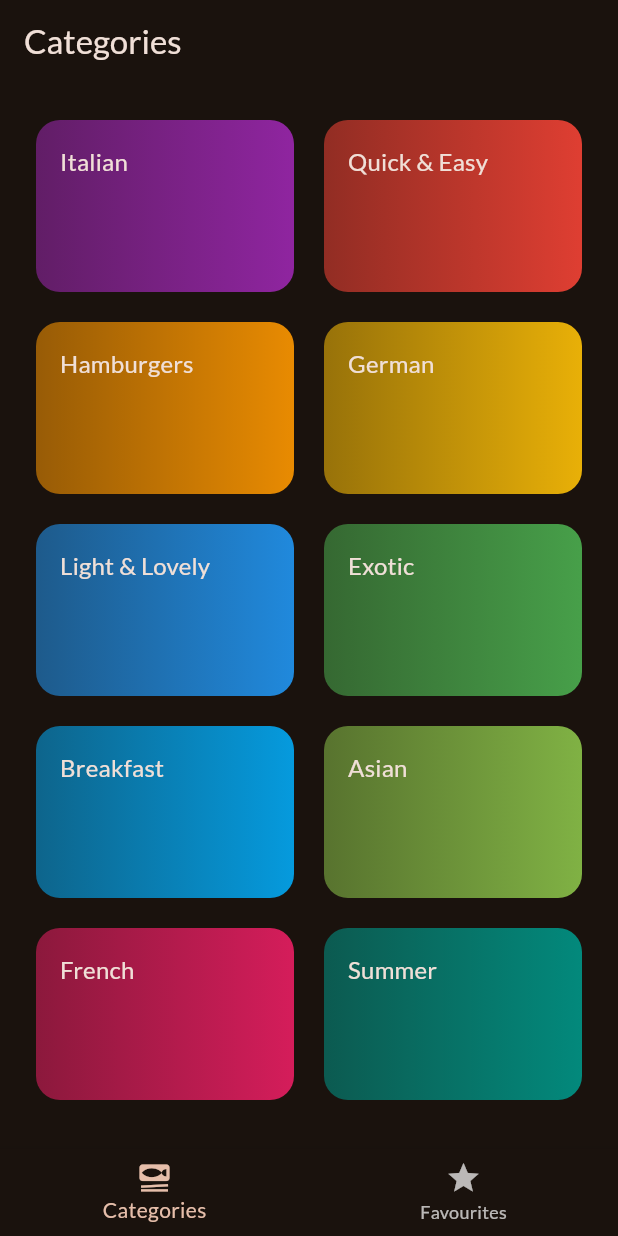
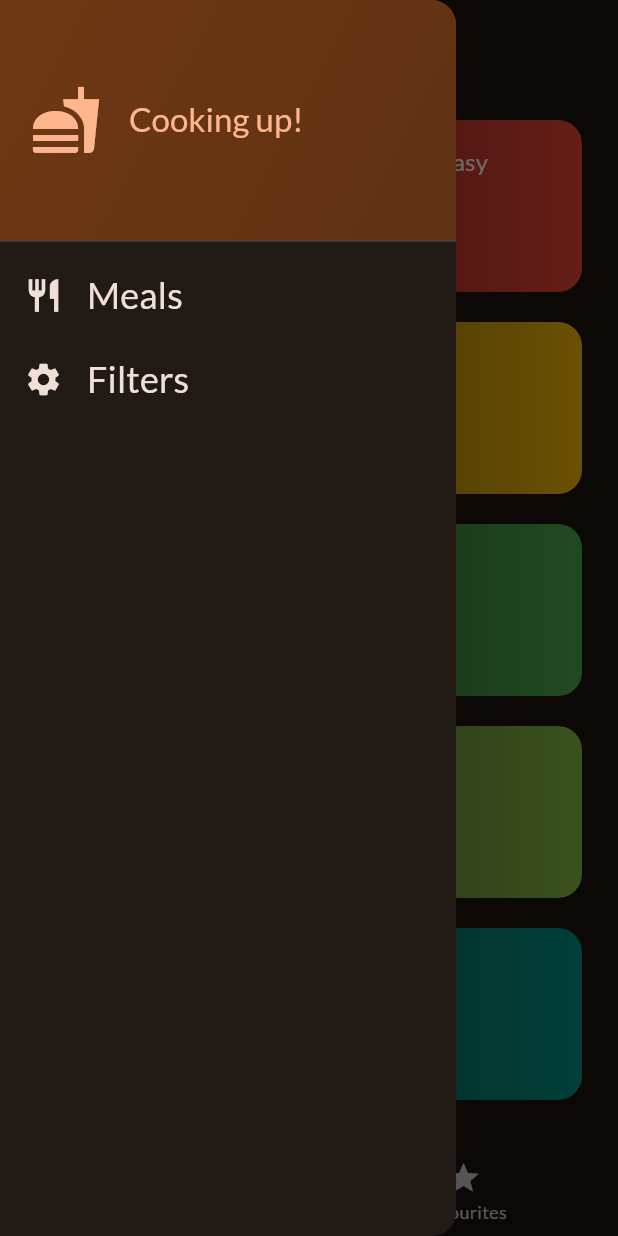
Before and after one commit to maksatabrayev/meals_app, a Flutter app: the screen it shows after launch, with the side drawer open (before the commit the screen has no drawer), on a phone screen of 412 x 824 dp. Run offline on Flutter 3.47's test engine with Material 3 defaults, Android fonts, the phone set to English and light mode, and no system bars; our stand-ins replace google_fonts, transparent_image.

Commit message:
Drawer added with FiltersScreen

```diff
--- a/lib/screens/tabs.dart
+++ b/lib/screens/tabs.dart
@@ -1,7 +1,9 @@
 import 'package:flutter/material.dart';
 import 'package:meals_app/model/meal.dart';
 import 'package:meals_app/screens/categories.dart';
+import 'package:meals_app/screens/filters.dart';
 import 'package:meals_app/screens/meals.dart';
+import 'package:meals_app/widgets/main_drawer.dart';
 
 class TabsScreen extends StatefulWidget {
   const TabsScreen({super.key});
@@ -43,6 +45,17 @@ class _TabsScreenState extends State<TabsScreen> {
     });
   }
 
+  void onSelectScreen(String selectedScreen)  {
+    Navigator.of(context).pop();
+    if (selectedScreen == "filters") {
+     Navigator.of(context).push<Map<String, bool>>(
+        MaterialPageRoute(
+          builder: (context) => const FiltersScreen(),
+        ),
+      );
+    }
+  }
+
   @override
   Widget build(BuildContext context) {
     Widget activePage =
@@ -59,6 +72,7 @@ class _TabsScreenState extends State<TabsScreen> {
         title: Text(selectedIndex == 0 ? "Categories" : "Favourites"),
       ),
       body: activePage,
+      drawer: MainDrawer(onSelectScreen: onSelectScreen),
       bottomNavigationBar: BottomNavigationBar(
         currentIndex: selectedIndex,
         items: const [
--- /dev/null
+++ b/lib/widgets/main_drawer.dart
@@ -0,0 +1,66 @@
+import 'package:flutter/material.dart';
+
+class MainDrawer extends StatelessWidget {
+  const MainDrawer({super.key, required this.onSelectScreen});
+  final void Function(String selectedScreen) onSelectScreen;
+  @override
+  Widget build(BuildContext context) {
+    return Drawer(
+      child: Column(
+        children: [
+          DrawerHeader(
+            padding: const EdgeInsets.all(20),
+            decoration: BoxDecoration(
+              gradient: LinearGradient(colors: [
+                Theme.of(context).colorScheme.primaryContainer,
+                Theme.of(context).colorScheme.primaryContainer.withOpacity(0.8)
+              ], begin: Alignment.topLeft, end: Alignment.bottomRight),
+            ),
+            child: Row(
+              children: [
+                Icon(Icons.fastfood,
+                    size: 48, color: Theme.of(context).colorScheme.primary),
+                const SizedBox(width: 18),
+                Text(
+                  'Cooking up!',
+                  style: Theme.of(context)
+                      .textTheme
+                      .titleLarge!
+                      .copyWith(color: Theme.of(context).colorScheme.primary),
+                ),
+              ],
+            ),
+          ),
+          ListTile(
+            leading: Icon(Icons.restaurant,
+                size: 26, color: Theme.of(context).colorScheme.onSurface),
+            title: Text(
+              "Meals",
+              style: Theme.of(context).textTheme.titleSmall!.copyWith(
+                    color: Theme.of(context).colorScheme.onSurface,
+                    fontSize: 24,
+                  ),
+            ),
+            onTap: () {
+              onSelectScreen("meals");
+            },
+          ),
+          ListTile(
+            leading: Icon(Icons.settings,
+                size: 26, color: Theme.of(context).colorScheme.onSurface),
+            title: Text(
+              "Filters",
+              style: Theme.of(context).textTheme.titleSmall!.copyWith(
+                    color: Theme.of(context).colorScheme.onSurface,
+                    fontSize: 24,
+                  ),
+            ),
+            onTap: () {
+              onSelectScreen("filters");
+            },
+          )
+        ],
+      ),
+    );
+  }
+}
```
Also changed, not shown: lib/screens/filters.dart (added, +102 -0 lines).
